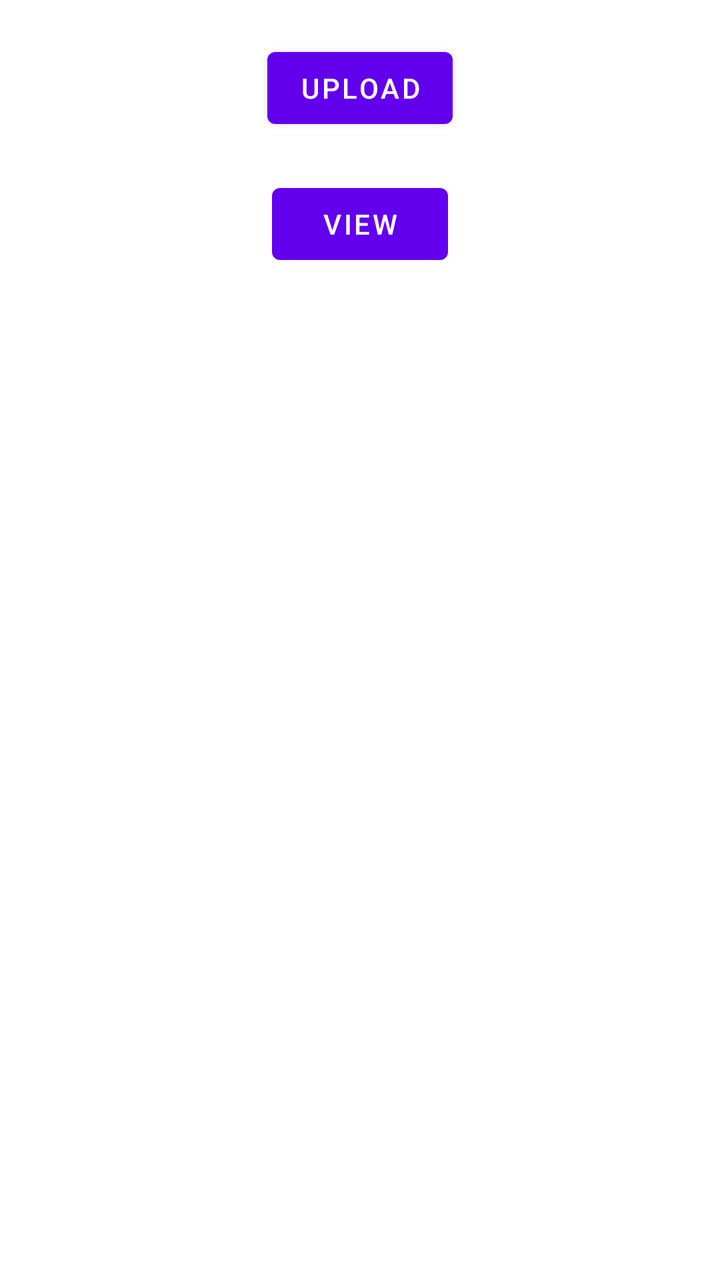
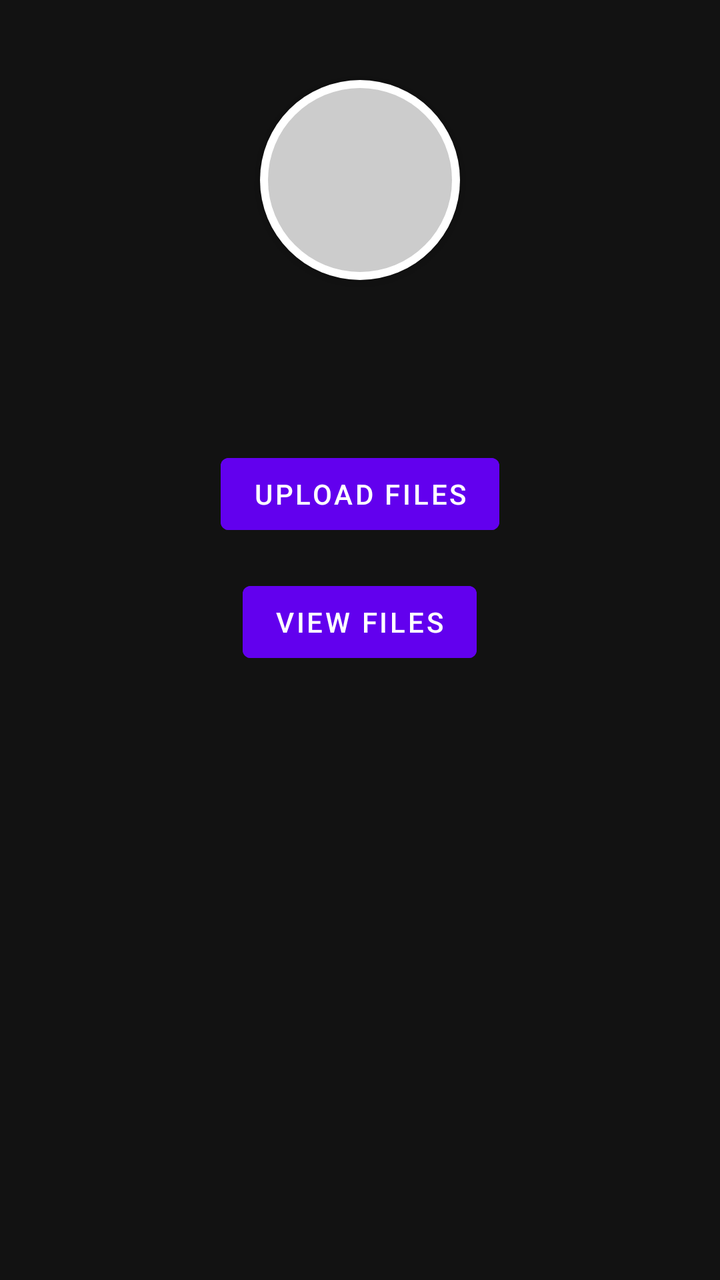

Screens rendered from an Android XML layout before and after an edit, with the pre-edit source and the edit as a unified diff.
<!-- AndroidManifest.xml: application theme Theme.Docuvault -->
<!-- res/layout/homepage.xml -->
<?xml version="1.0" encoding="utf-8"?>
<RelativeLayout xmlns:android="http://schemas.android.com/apk/res/android"
    android:layout_width="match_parent"
    android:layout_height="match_parent">

    
    <Button
        android:id="@+id/uploadButton"
        android:layout_width="wrap_content"
        android:layout_height="wrap_content"
        android:text="Upload"
        android:layout_centerHorizontal="true"
        android:layout_marginTop="20dp"
        android:layout_below="@id/profileImageView"/>

    <Button
        android:id="@+id/ViewButton"
        android:layout_width="wrap_content"
        android:layout_height="wrap_content"
        android:text="View"
        android:layout_centerHorizontal="true"
        android:layout_marginTop="20dp"
        android:layout_below="@id/uploadButton"/>

    <ImageView
        android:id="@+id/profileImageView"
        android:layout_width="100dp"
        android:layout_height="100dp"
        android:layout_alignParentTop="true"
        android:layout_alignParentEnd="true"
        android:layout_marginTop="20dp"
        android:layout_marginEnd="20dp"
        android:background="@drawable/circle_background"
        android:scaleType="centerCrop"
        android:visibility="gone"/>
</RelativeLayout>
<!-- resources referenced by this layout -->
<resources>
  <!-- drawable circle_background (drawable) -->
  <?xml version="1.0" encoding="utf-8"?>
  <shape xmlns:android="http://schemas.android.com/apk/res/android">
      <solid android:color="#CCCCACCC"/> 
      <size android:width="100dp" android:height="100dp"/> 
      <corners android:radius="50dp"/> 
  </shape>
  <style name="Theme.Docuvault" parent="Theme.MaterialComponents.DayNight.DarkActionBar">
          
          <item name="colorPrimary">@color/purple_500</item>
          <item name="colorPrimaryVariant">@color/purple_700</item>
          <item name="colorOnPrimary">@color/white</item>
          
          <item name="colorSecondary">@color/teal_200</item>
          <item name="colorSecondaryVariant">@color/teal_700</item>
          <item name="colorOnSecondary">@color/black</item>
          
          <item name="android:statusBarColor">?attr/colorPrimaryVariant</item>
          
      </style>
  <color name="purple_500">#FF6200EE</color>
  <color name="purple_700">#FF3700B3</color>
  <color name="white">#FFFFFFFF</color>
  <color name="teal_200">#FF03DAC5</color>
  <color name="teal_700">#FF018786</color>
  <color name="black">#FF000000</color>
</resources>

<!-- the commit's change to res/layout/homepage.xml (unified diff, before → after) -->
@@ -1,36 +1,59 @@
 <?xml version="1.0" encoding="utf-8"?>
 <RelativeLayout xmlns:android="http://schemas.android.com/apk/res/android"
     android:layout_width="match_parent"
-    android:layout_height="match_parent">
+    android:layout_height="match_parent"
+    android:background="@color/background_color">
+
+    
+    <ImageView
+        android:id="@+id/profileImageView"
+        android:layout_width="100dp"
+        android:layout_height="100dp"
+        android:layout_centerHorizontal="true"
+        android:layout_marginTop="40dp"
+        android:scaleType="centerCrop"
+        android:src="@drawable/ic_profile_placeholder"
+        android:background="@drawable/profile_image_background"
+        android:elevation="4dp" />
+
+    
+    <TextView
+        android:id="@+id/welcomeTextView"
+        android:layout_width="wrap_content"
+        android:layout_height="wrap_content"
+        android:layout_below="@id/profileImageView"
+        android:layout_centerHorizontal="true"
+        android:layout_marginTop="16dp"
+        android:textColor="@android:color/white"
+        android:textSize="20sp"
+        android:textStyle="bold" />
 
     
     <Button
         android:id="@+id/uploadButton"
         android:layout_width="wrap_content"
         android:layout_height="wrap_content"
-        android:text="Upload"
+        android:layout_below="@id/welcomeTextView"
+        android:layout_marginTop="40dp"
+        android:layout_marginHorizontal="16dp"
         android:layout_centerHorizontal="true"
-        android:layout_marginTop="20dp"
-        android:layout_below="@id/profileImageView"/>
+        android:text="Upload Files"
+        android:backgroundTint="@color/button_color"
+        android:textColor="@android:color/white"
+        android:elevation="4dp" />
 
+    
     <Button
         android:id="@+id/ViewButton"
         android:layout_width="wrap_content"
         android:layout_height="wrap_content"
-        android:text="View"
+        android:layout_below="@id/uploadButton"
+        android:layout_marginTop="16dp"
+        android:layout_marginHorizontal="16dp"
         android:layout_centerHorizontal="true"
-        android:layout_marginTop="20dp"
-        android:layout_below="@id/uploadButton"/>
+        android:text="View Files"
+        android:backgroundTint="@color/button_color"
+        android:textColor="@android:color/white"
+        android:elevation="4dp" />
 
-    <ImageView
-        android:id="@+id/profileImageView"
-        android:layout_width="100dp"
-        android:layout_height="100dp"
-        android:layout_alignParentTop="true"
-        android:layout_alignParentEnd="true"
-        android:layout_marginTop="20dp"
-        android:layout_marginEnd="20dp"
-        android:background="@drawable/circle_background"
-        android:scaleType="centerCrop"
-        android:visibility="gone"/>
 </RelativeLayout>
<!-- resource entries referenced after the edit -->
@@ -1,11 +1,19 @@
 <!-- resources referenced by this layout -->
 <resources>
-  <!-- drawable circle_background (drawable) -->
+  <color name="background_color">#121212</color>
+  <color name="button_color">#6200EE</color>
+  <!-- drawable ic_profile_placeholder (drawable) -->
   <?xml version="1.0" encoding="utf-8"?>
   <shape xmlns:android="http://schemas.android.com/apk/res/android">
-      <solid android:color="#CCCCACCC"/> 
+      <solid android:color="#CCCCCC"/> 
       <size android:width="100dp" android:height="100dp"/> 
       <corners android:radius="50dp"/> 
+  </shape>
+  <!-- drawable profile_image_background (drawable) -->
+  <shape xmlns:android="http://schemas.android.com/apk/res/android">
+      <solid android:color="@android:color/white" />
+      <corners android:radius="50dp" />
+      <padding android:left="4dp" android:top="4dp" android:right="4dp" android:bottom="4dp" />
   </shape>
   <style name="Theme.Docuvault" parent="Theme.MaterialComponents.DayNight.DarkActionBar">
           
